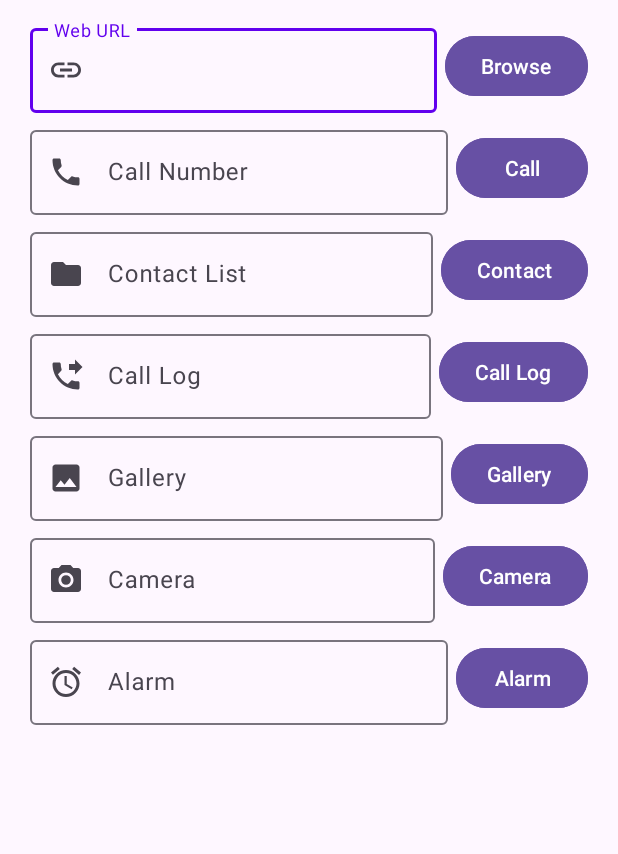
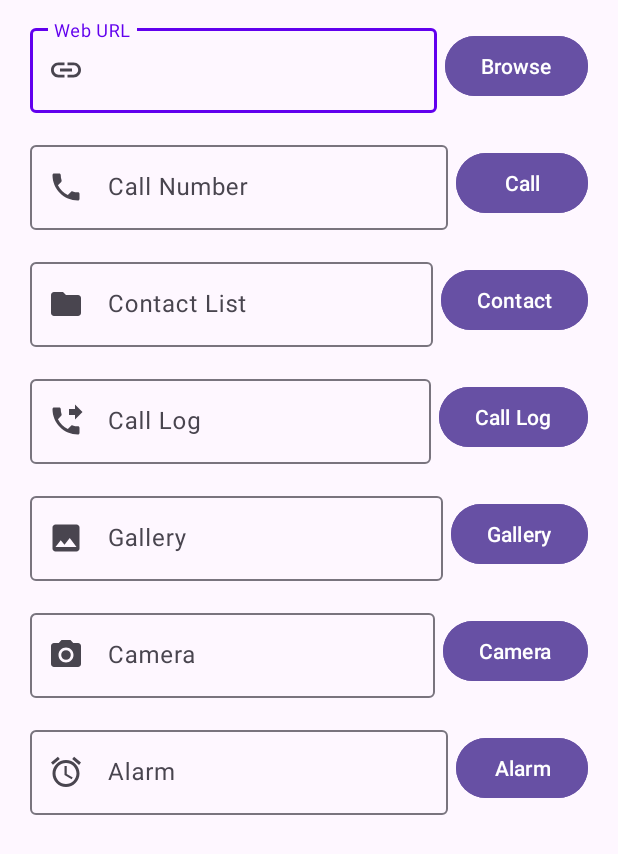
Before and after one commit to vishalshrimali778/MADPractical4_21012012033, an Android app: the screen it shows after launch (MainActivity), on a phone screen of 412 x 824 dp. Shown: the top 854 px of the screen. Run offline under Robolectric (Android 15) with nearby library versions, the phone set to English and light mode, and no system bars.

Commit message:
MADPractical4_21012022022

```diff
--- a/app/src/main/res/layout/activity_main.xml
+++ b/app/src/main/res/layout/activity_main.xml
@@ -72,7 +72,7 @@
                 android:id="@+id/btn_call"
                 android:layout_width="0dp"
                 android:layout_height="wrap_content"
-                android:layout_marginTop="20dp"
+                android:layout_marginTop="30dp"
                 android:backgroundTint="@color/btn_back_color"
                 android:text="Call"
                 app:cornerRadius="25dp"
@@ -102,7 +102,7 @@
                 android:id="@+id/btn_contact"
                 android:layout_width="0dp"
                 android:layout_height="wrap_content"
-                android:layout_marginTop="20dp"
+                android:layout_marginTop="30dp"
                 android:backgroundTint="@color/btn_back_color"
                 android:text="Contact"
                 app:cornerRadius="25dp"
@@ -132,7 +132,7 @@
                 android:id="@+id/btn_call_log"
                 android:layout_width="0dp"
                 android:layout_height="wrap_content"
-                android:layout_marginTop="20dp"
+                android:layout_marginTop="30dp"
                 android:backgroundTint="@color/btn_back_color"
                 android:text="Call Log"
                 app:cornerRadius="25dp"
@@ -162,7 +162,7 @@
                 android:id="@+id/btn_gallery"
                 android:layout_width="0dp"
                 android:layout_height="wrap_content"
-                android:layout_marginTop="20dp"
+                android:layout_marginTop="30dp"
                 android:backgroundTint="@color/btn_back_color"
                 android:text="Gallery"
                 app:cornerRadius="25dp"
@@ -191,7 +191,7 @@
                 android:id="@+id/btn_camera"
                 android:layout_width="0dp"
                 android:layout_height="wrap_content"
-                android:layout_marginTop="20dp"
+                android:layout_marginTop="30dp"
                 android:backgroundTint="@color/btn_back_color"
                 android:text="Camera"
                 app:cornerRadius="25dp"
@@ -221,7 +221,7 @@
                 android:id="@+id/btn_alarm"
                 android:layout_width="0dp"
                 android:layout_height="wrap_content"
-                android:layout_marginTop="20dp"
+                android:layout_marginTop="30dp"
                 android:backgroundTint="@color/btn_back_color"
                 android:text="Alarm"
                 app:cornerRadius="25dp"
```
